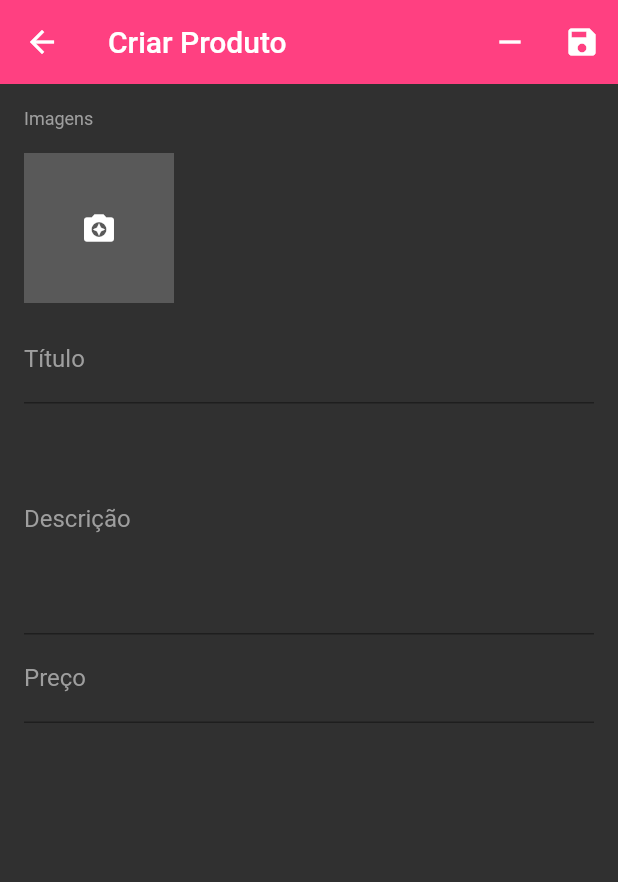
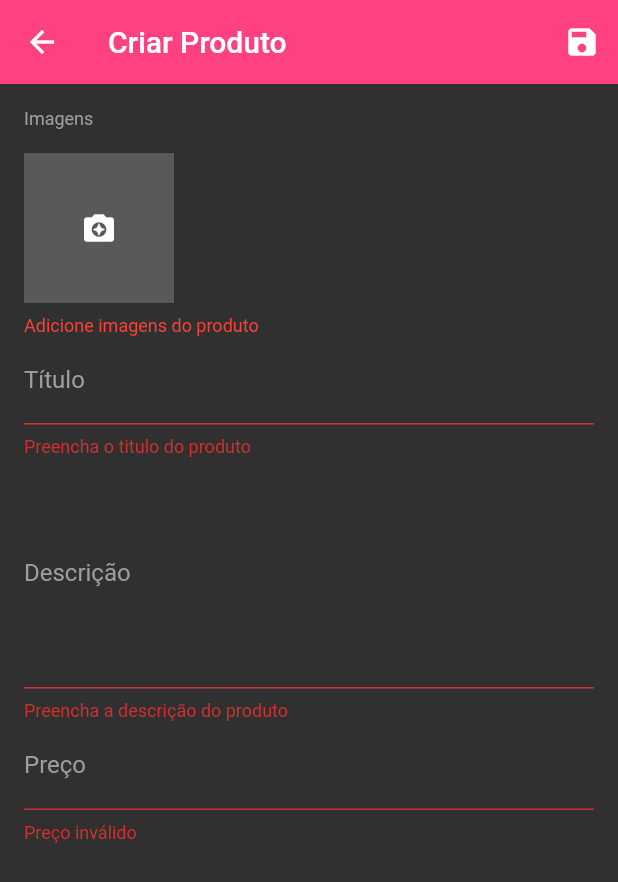
Before and after one commit to mbrufatto/CursoFlutter, a Flutter app: the ProductScreen screen opened directly, after a tap on the "save" icon, on a phone screen of 412 x 824 dp. Shown: the top 882 px of the screen. Run offline on Flutter 3.47's test engine with Material 2 defaults, Android fonts, the phone set to English and light mode, and no system bars; our stand-ins replace carousel_pro, cloud_firestore, firebase_auth, firebase_storage, flare_flutter, flutter_speed_dial and 9 more; missing offline and left inert: bloc_pattern, flutter_youtube; accounts and stored records are empty.

Commit message:
Gerente de Loja

```diff
--- a/gerente_loja/lib/screens/product_screen.dart
+++ b/gerente_loja/lib/screens/product_screen.dart
@@ -1,110 +1,167 @@
 import 'package:cloud_firestore/cloud_firestore.dart';
 import 'package:flutter/material.dart';
 import 'package:gerente_loja/blocs/products_bloc.dart';
+import 'package:gerente_loja/validators/product_validator.dart';
 import 'package:gerente_loja/widgets/image_widget.dart';
 
 class ProductScreen extends StatefulWidget {
-
   final String categoryId;
   final DocumentSnapshot product;
 
   ProductScreen({this.categoryId, this.product});
 
   @override
-  _ProductScreenState createState() =>
-      _ProductScreenState(categoryId, product);
+  _ProductScreenState createState() => _ProductScreenState(categoryId, product);
 }
 
-class _ProductScreenState extends State<ProductScreen> {
-
+class _ProductScreenState extends State<ProductScreen> with ProductValidator {
   final _formKey = GlobalKey<FormState>();
   final ProductBloc _productBloc;
+  final _scaffoldKey = GlobalKey<ScaffoldState>();
 
-  _ProductScreenState(String categoryId, DocumentSnapshot product) :
-        _productBloc = ProductBloc(categoryId: categoryId, product: product);
+  _ProductScreenState(String categoryId, DocumentSnapshot product)
+      : _productBloc = ProductBloc(categoryId: categoryId, product: product);
 
   @override
   Widget build(BuildContext context) {
-
-    final _fieldStyle = TextStyle(
-      color: Colors.white,
-      fontSize: 16
-    );
-
+    final _fieldStyle = TextStyle(color: Colors.white, fontSize: 16);
 
     InputDecoration _buildDecoration(String label) {
       return InputDecoration(
-        labelText: label,
-        labelStyle: TextStyle(color: Colors.grey)
-      );
+          labelText: label, labelStyle: TextStyle(color: Colors.grey));
     }
 
     return Scaffold(
+      key: _scaffoldKey,
       backgroundColor: Colors.grey[850],
       appBar: AppBar(
         backgroundColor: Colors.pinkAccent,
         elevation: 0,
-        title: Text("Criar Produto"),
+        title: StreamBuilder<bool>(
+          stream: _productBloc.outCreated,
+          initialData: false,
+          builder: (context, snapshot) {
+            return Text(snapshot.data ? "Editar Produto" : "Criar Produto");
+          }
+        ),
         actions: [
-          IconButton(
+          StreamBuilder<bool>(
+            stream: _productBloc.outCreated,
+            initialData: false,
+            builder: (context, snapshot) {
+              if(snapshot.data)
+                return StreamBuilder<bool>(
+                    stream: _productBloc.outLoading,
+                    initialData: false,
+                    builder: (context, snapshot) {
+                      return IconButton(
                         icon: Icon(Icons.remove),
-            onPressed: (){},
+                        onPressed: snapshot.data ? null : () {
+                          _productBloc.deleteProduct();
+                          Navigator.of(context).pop();
+                        },
+                      );
+                    }
+                );
+              else
+                return Container();
+            },
           ),
-          IconButton(
+          StreamBuilder<bool>(
+              stream: _productBloc.outLoading,
+              initialData: false,
+              builder: (context, snapshot) {
+                return IconButton(
                   icon: Icon(Icons.save),
-            onPressed: (){},
-          ),
+                  onPressed: snapshot.data ? null : saveProduct,
+                );
+              }),
         ],
       ),
-      body: Form(
+      body: Stack(children: [
+        Form(
           key: _formKey,
           child: StreamBuilder<Map>(
               stream: _productBloc.outData,
               builder: (context, snapshot) {
-            if(!snapshot.hasData) return Container();
+                if (!snapshot.hasData) return Container();
                 return ListView(
                   padding: EdgeInsets.all(16),
                   children: [
-                Text("Imagens",
-                  style: TextStyle(
-                    color: Colors.grey,
-                    fontSize: 12
-                  ),
+                    Text(
+                      "Imagens",
+                      style: TextStyle(color: Colors.grey, fontSize: 12),
                     ),
                     ImagesWidget(
                       context: context,
                       initialValue: snapshot.data["images"],
-                  onSaved: (l) {},
-                  validator: (l) {},
+                      onSaved: _productBloc.saveImages,
+                      validator: validadeImages,
                     ),
                     TextFormField(
                       initialValue: snapshot.data["title"],
                       style: _fieldStyle,
                       decoration: _buildDecoration("Título"),
-//                  onSaved: (t) {},
-//                  validator: (t){},
+                      onSaved: _productBloc.saveTitle,
+                      validator: validateTitle,
                     ),
                     TextFormField(
                       initialValue: snapshot.data["description"],
                       style: _fieldStyle,
                       maxLines: 6,
                       decoration: _buildDecoration("Descrição"),
-//                  onSaved: (t) {},
-//                  validator: (t){},
+                      onSaved: _productBloc.saveDescription,
+                      validator: validateDescription,
                     ),
                     TextFormField(
                       initialValue: snapshot.data["price"]?.toStringAsFixed(2),
                       style: _fieldStyle,
                       decoration: _buildDecoration("Preço"),
-                  keyboardType: TextInputType.numberWithOptions(decimal: true),
-//                  onSaved: (t) {},
-//                  validator: (t){},
+                      keyboardType:
+                          TextInputType.numberWithOptions(decimal: true),
+                      onSaved: _productBloc.savePrice,
+                      validator: validadePrice,
                     ),
                   ],
                 );
-          }
+              }),
         ),
+        StreamBuilder<bool>(
+            stream: _productBloc.outLoading,
+            initialData: false,
+            builder: (context, snapshot) {
+              return IgnorePointer(
+                ignoring: !snapshot.data,
+                child: Container(
+                  color: snapshot.data ? Colors.black54 : Colors.transparent,
                 ),
               );
+            }),
+      ]),
+    );
+  }
+
+  void saveProduct() async {
+    if (_formKey.currentState.validate()) {
+      _formKey.currentState.save();
+
+      _scaffoldKey.currentState.showSnackBar(SnackBar(
+        content:
+            Text("Salvando produto ...", style: TextStyle(color: Colors.white)),
+        duration: Duration(minutes: 1),
+        backgroundColor: Colors.pinkAccent,
+      ));
+
+      bool success = await _productBloc.saveProduct();
+
+      _scaffoldKey.currentState.removeCurrentSnackBar();
+
+      _scaffoldKey.currentState.showSnackBar(SnackBar(
+        content: Text(
+            success ? "Produto salvo!" : "Erro ao salvar produto",
+            style: TextStyle(color: Colors.white)),
+        backgroundColor: Colors.pinkAccent,
+      ));
     }
   }
+}
--- /dev/null
+++ b/gerente_loja/lib/validators/product_validator.dart
@@ -0,0 +1,30 @@
+class ProductValidator {
+
+  String validadeImages(List images) {
+    if(images.isEmpty) return "Adicione imagens do produto";
+    return null;
+  }
+
+  String validateTitle(String text) {
+    if (text.isEmpty) return "Preencha o titulo do produto";
+    return null;
+  }
+
+  String validateDescription(String text) {
+    if(text.isEmpty) return "Preencha a descrição do produto";
+    return null;
+  }
+
+  String validadePrice(String text){
+    double price = double.tryParse(text);
+    if(price != null) {
+      if(!text.contains(".") || text.split(".")[1].length != 2)
+        return "Utilize 2 casas decimais";
+    } else {
+      return "Preço inválido";
+    }
+    return null;
+  }
+
+
+}
--- a/gerente_loja/lib/widgets/image_source_sheet.dart
+++ b/gerente_loja/lib/widgets/image_source_sheet.dart
@@ -14,8 +14,8 @@ class ImageSourceSheet extends StatelessWidget {
     if (image != null) {
       File croppedImage = await ImageCropper.cropImage(
         sourcePath: image.path,
-        raioX: 1.0,
-        raioY: 1.0
+        ratioX: 1.0,
+        ratioY: 1.0
       );
 
       onImageSelected(croppedImage);
--- a/gerente_loja/lib/widgets/image_widget.dart
+++ b/gerente_loja/lib/widgets/image_widget.dart
@@ -16,6 +16,7 @@ class ImagesWidget extends FormField<List> {
     autovalidate: autoValidade,
     builder: (state) {
       return Column(
+        crossAxisAlignment: CrossAxisAlignment.start,
         children: [
           Container(
             height: 124,
@@ -48,6 +49,7 @@ class ImagesWidget extends FormField<List> {
                         builder: (context) => ImageSourceSheet(
                           onImageSelected: (image){
                             state.didChange(state.value..add(image));
+                            Navigator.of(context).pop();
                           },
                         )
                     );
--- a/gerente_loja/pubspec.yaml
+++ b/gerente_loja/pubspec.yaml
@@ -31,8 +31,8 @@ dependencies:
   firebase_auth: ^0.14.0
   cloud_firestore: ^0.12.9
   firebase_storage: ^3.0.4
-  image_picker: ^0.6.1
-  image_cropper: ^1.0.2
+  image_picker: '0.6.1'
+  image_cropper: '1.0.2'
   flutter_speed_dial: ^1.2.1
   rxdart: ^0.22.1
   bloc_pattern: ^1.5.2
```
Also changed, not shown: gerente_loja/lib/blocs/products_bloc.dart (+70 -0 lines), gerente_loja/pubspec.lock (added). Lines whose indentation alone changed are shown as unchanged.
